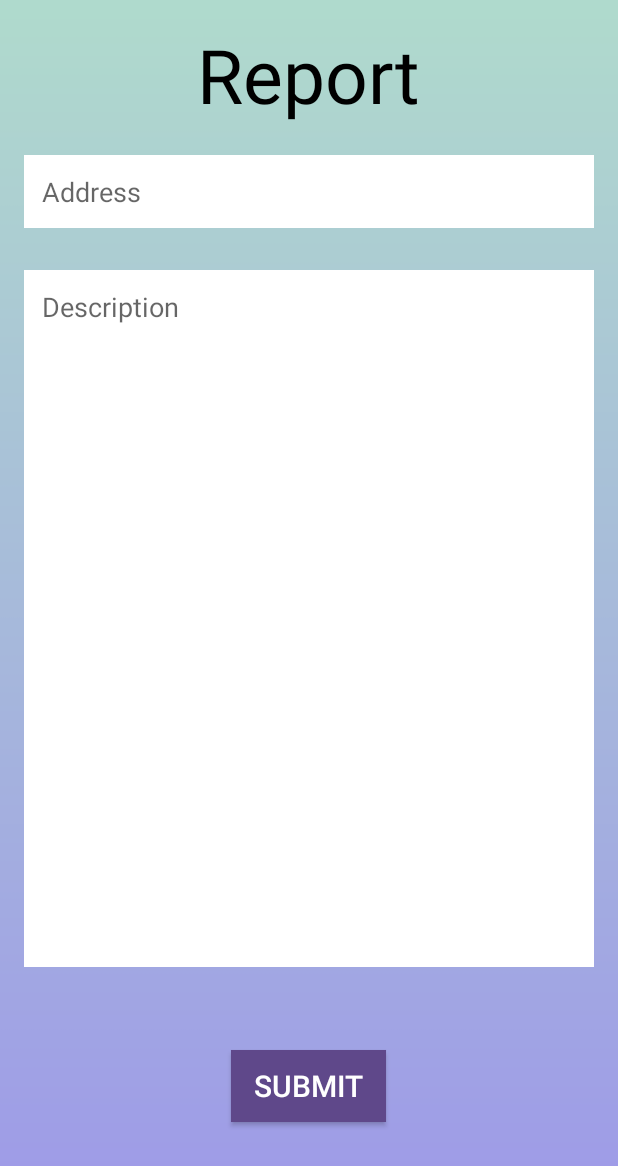
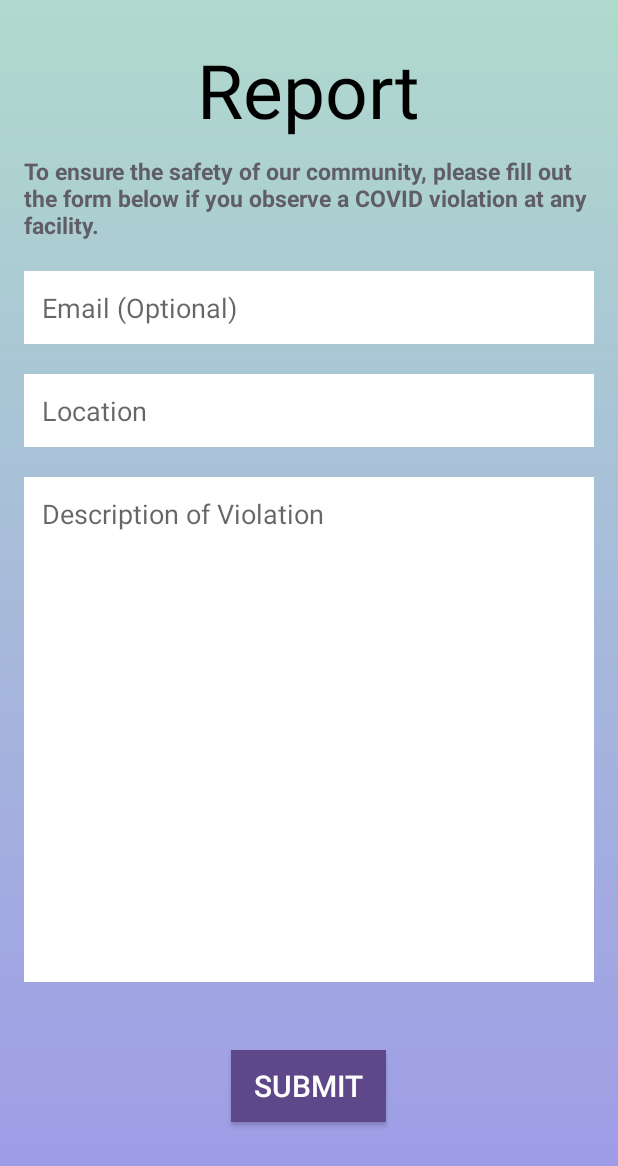
Before and after one commit to charliedil/CovidFight, an Android app: the ReportActivity screen opened directly, with no data from a screen before it, after a tap on "SUBMIT", on a phone screen of 412 x 824 dp. Shown: the top 1166 px of the screen. Run offline under Robolectric (Android 15) with nearby library versions, the phone set to English and light mode, and no system bars; Roboto replaces fonts that are not available here.

Commit message:
Added optional email field in Report Activity and included it in the email that is sent; added instructions to Report Activity

```diff
--- a/app/src/main/java/com/example/covidfight/MainActivity.java
+++ b/app/src/main/java/com/example/covidfight/MainActivity.java
@@ -145,7 +145,7 @@ public class MainActivity extends AppCompatActivity implements View.OnClickListe
                 break;
 
             /*case R.id.aboutCard :
-                i = new Intent(this,AboutActivity.class);
+                i = new Intent(this,AboutUsActivity.class);
                 startActivity(i);
                 break;*/
         }
--- a/app/src/main/java/com/example/covidfight/ReportActivity.java
+++ b/app/src/main/java/com/example/covidfight/ReportActivity.java
@@ -26,7 +26,7 @@ import javax.mail.internet.InternetAddress;
 import javax.mail.internet.MimeMessage;
 
 public class ReportActivity extends AppCompatActivity {
-    //private EditText editTextEmail;
+    private EditText editTextEmail;
     private EditText editTextAddress;
     private EditText editTextMessage;
     private Button submitButton;
@@ -37,7 +37,7 @@ public class ReportActivity extends AppCompatActivity {
         super.onCreate(savedInstanceState);
         setContentView(R.layout.activity_report);
 
-        //editTextEmail = (EditText) findViewById(R.id.enter_email);
+        editTextEmail = (EditText) findViewById(R.id.enter_email);
         editTextAddress = (EditText) findViewById(R.id.enter_address);
         editTextMessage = (EditText) findViewById(R.id.enter_description);
         submitButton = (Button) findViewById(R.id.submitButton);
@@ -67,7 +67,7 @@ public class ReportActivity extends AppCompatActivity {
                     message.setFrom(new InternetAddress(sEmail));
                     message.addRecipient(Message.RecipientType.TO, new InternetAddress(sEmail));
                     message.setSubject(subject);
-                    finalMessage = "Address: " + editTextAddress.getText().toString().trim() +
+                    finalMessage = "Contact Email: " + editTextEmail.getText().toString().trim() + "\nAddress: " + editTextAddress.getText().toString().trim() +
                             "\nMessage: \n" + editTextMessage.getText().toString().trim();
                     message.setText(finalMessage);
 
@@ -113,6 +113,7 @@ public class ReportActivity extends AppCompatActivity {
                     @Override
                     public void onClick(DialogInterface dialogInterface, int i) {
                         dialogInterface.dismiss();
+                        editTextEmail.setText("");
                         editTextAddress.setText("");
                         editTextMessage.setText("");
                     }
--- a/app/src/main/res/layout/activity_report.xml
+++ b/app/src/main/res/layout/activity_report.xml
@@ -15,9 +15,19 @@
         android:layout_height="wrap_content"
         android:fontFamily="@font/baloo"
         android:text="@string/title_activity_report"
-        android:paddingBottom="20dp"
+        android:paddingTop="10dp"
+        android:paddingBottom="10dp"
         android:textColor="@color/black"
         android:textSize="50sp" />
+
+    <TextView
+        android:layout_width="wrap_content"
+        android:layout_height="wrap_content"
+        android:text="@string/report_instructions"
+        android:paddingBottom="20dp"
+        android:textColor="@color/grey"
+        android:textStyle="bold"
+        android:textSize="15sp" />
 
 
 
@@ -52,6 +62,17 @@
         android:textSize="12sp"/> -->
 
     <EditText
+        android:id="@+id/enter_email"
+        android:layout_width="match_parent"
+        android:layout_height="wrap_content"
+        android:hint="@string/report_email"
+        android:padding="12dp"
+        android:layout_marginBottom="20dp"
+        android:inputType="textEmailAddress"
+        android:background="@android:color/white"
+        android:singleLine="true" />
+
+    <EditText
         android:id="@+id/enter_address"
         android:layout_width="match_parent"
         android:layout_height="wrap_content"
@@ -78,7 +99,6 @@
         android:layout_height="0dp"
         android:layout_weight="1"
         android:layout_marginBottom="20dp"
-        android:layout_marginTop="8dp"
         android:hint="@string/report_description"
         android:padding="12dp"
         android:gravity="top"
@@ -90,7 +110,7 @@
         android:layout_height="wrap_content"
         android:layout_gravity="center"
         android:background="@color/purple"
-        android:layout_marginTop="35dp"
+        android:layout_marginTop="25dp"
         android:layout_marginBottom="60dp"
         android:paddingBottom="1dp"
         android:paddingLeft="15dp"
--- a/app/src/main/res/values/strings.xml
+++ b/app/src/main/res/values/strings.xml
@@ -11,10 +11,11 @@
 
     <string name="app_logo">App Logo</string>
 
+    <string name="report_instructions">To ensure the safety of our community, please fill out the form below if you observe a COVID violation at any facility.</string>
     <string name="report_name">Name</string>
-    <string name="report_address">Address</string>
-    <string name="report_email">Email</string>
-    <string name="report_description">Description</string>
+    <string name="report_address">Location</string>
+    <string name="report_email">Email (Optional)</string>
+    <string name="report_description">Description of Violation</string>
     <string name="report_button">Submit</string>
 
     <string name="report_post_message">Please wait! We\'re sending your message.</string>
```
